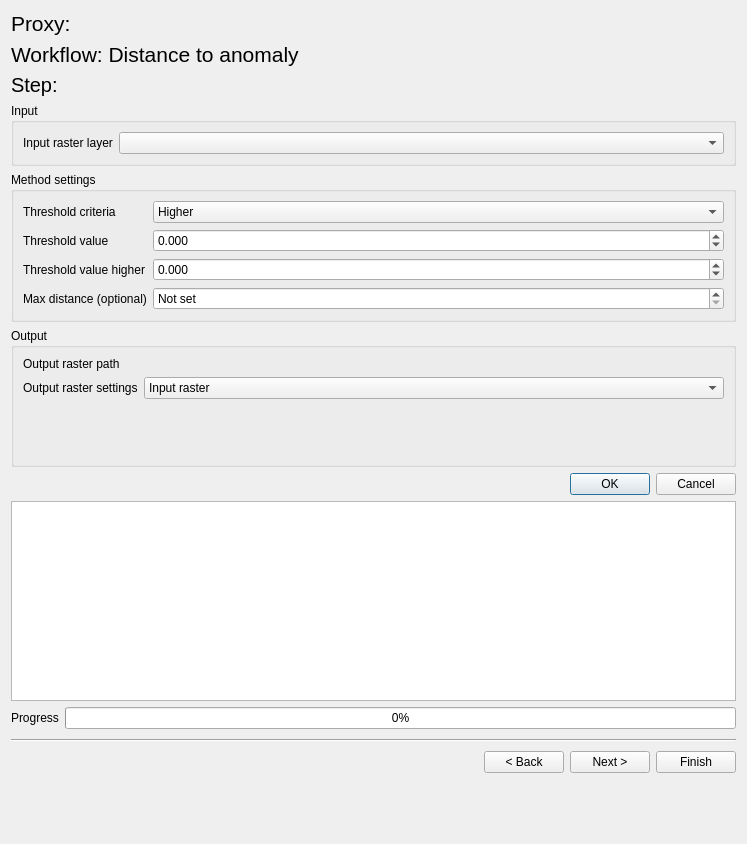
GispoCoding/eis_qgis_plugin, file eis_qgis_plugin/resources/ui/mineral_proxies/proxy_workflow3_define_anomaly.ui: the form before one commit.
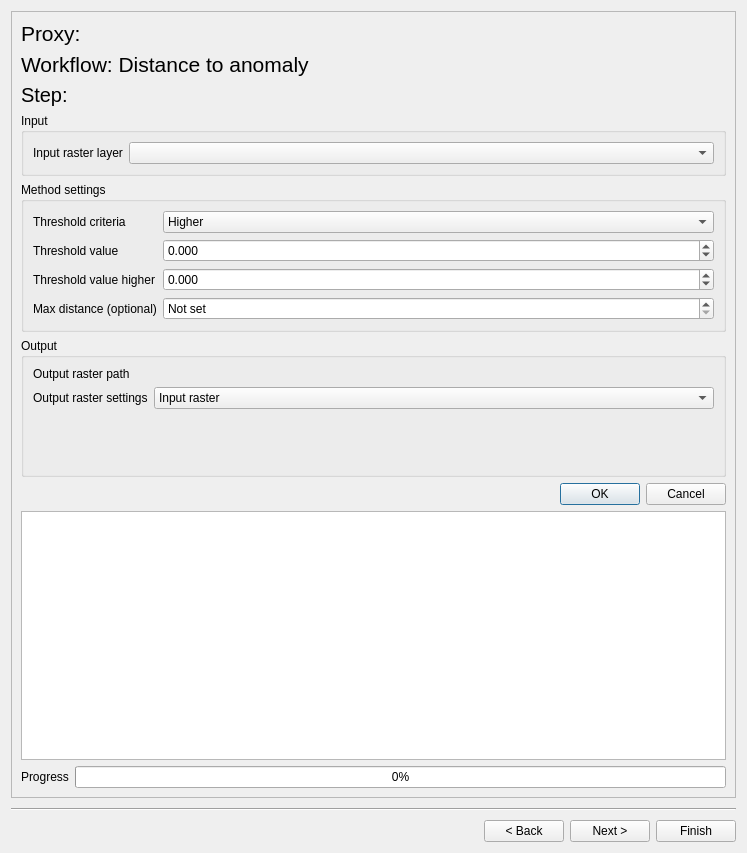
The form after the commit. Custom widgets are drawn as their Qt base class.

Commit message: fix(wizard-proxies): fix UI resizing issue caused by lack of scroll widgets for proxy workflow steps

```diff
--- a/eis_qgis_plugin/resources/ui/mineral_proxies/proxy_workflow3_define_anomaly.ui
+++ b/eis_qgis_plugin/resources/ui/mineral_proxies/proxy_workflow3_define_anomaly.ui
@@ -7,7 +7,7 @@
     <x>0</x>
     <y>0</y>
     <width>747</width>
-    <height>844</height>
+    <height>853</height>
    </rect>
   </property>
   <property name="windowTitle">
@@ -15,6 +15,21 @@
   </property>
   <layout class="QVBoxLayout" name="verticalLayout">
    <item>
+    <widget class="QScrollArea" name="scrollArea">
+     <property name="widgetResizable">
+      <bool>true</bool>
+     </property>
+     <widget class="QWidget" name="scrollAreaWidgetContents">
+      <property name="geometry">
+       <rect>
+        <x>0</x>
+        <y>0</y>
+        <width>727</width>
+        <height>784</height>
+       </rect>
+      </property>
+      <layout class="QVBoxLayout" name="verticalLayout_4">
+       <item>
     <widget class="QLabel" name="proxy_name_label">
      <property name="font">
       <font>
@@ -52,6 +67,12 @@
    </item>
    <item>
     <widget class="QGroupBox" name="input_box">
+         <property name="sizePolicy">
+          <sizepolicy hsizetype="Preferred" vsizetype="Maximum">
+           <horstretch>0</horstretch>
+           <verstretch>0</verstretch>
+          </sizepolicy>
+         </property>
      <property name="title">
       <string>Input</string>
      </property>
@@ -78,6 +99,12 @@
    </item>
    <item>
     <widget class="QGroupBox" name="method_box">
+         <property name="sizePolicy">
+          <sizepolicy hsizetype="Preferred" vsizetype="Maximum">
+           <horstretch>0</horstretch>
+           <verstretch>0</verstretch>
+          </sizepolicy>
+         </property>
      <property name="title">
       <string>Method settings</string>
      </property>
@@ -217,6 +244,12 @@
    </item>
    <item>
     <widget class="QGroupBox" name="output_box">
+         <property name="sizePolicy">
+          <sizepolicy hsizetype="Preferred" vsizetype="Maximum">
+           <horstretch>0</horstretch>
+           <verstretch>0</verstretch>
+          </sizepolicy>
+         </property>
      <property name="title">
       <string>Output</string>
      </property>
@@ -418,6 +451,10 @@
      </item>
     </layout>
    </item>
+      </layout>
+     </widget>
+    </widget>
+   </item>
    <item>
     <widget class="Line" name="line">
      <property name="minimumSize">
@@ -469,19 +506,6 @@
      </item>
     </layout>
    </item>
-   <item>
-    <spacer name="form_spacer">
-     <property name="orientation">
-      <enum>Qt::Vertical</enum>
-     </property>
-     <property name="sizeHint" stdset="0">
-      <size>
-       <width>20</width>
-       <height>1000</height>
-      </size>
-     </property>
-    </spacer>
-   </item>
   </layout>
  </widget>
  <customwidgets>
```
Lines whose indentation alone changed are shown as unchanged. The commit also changes 2 other files.
